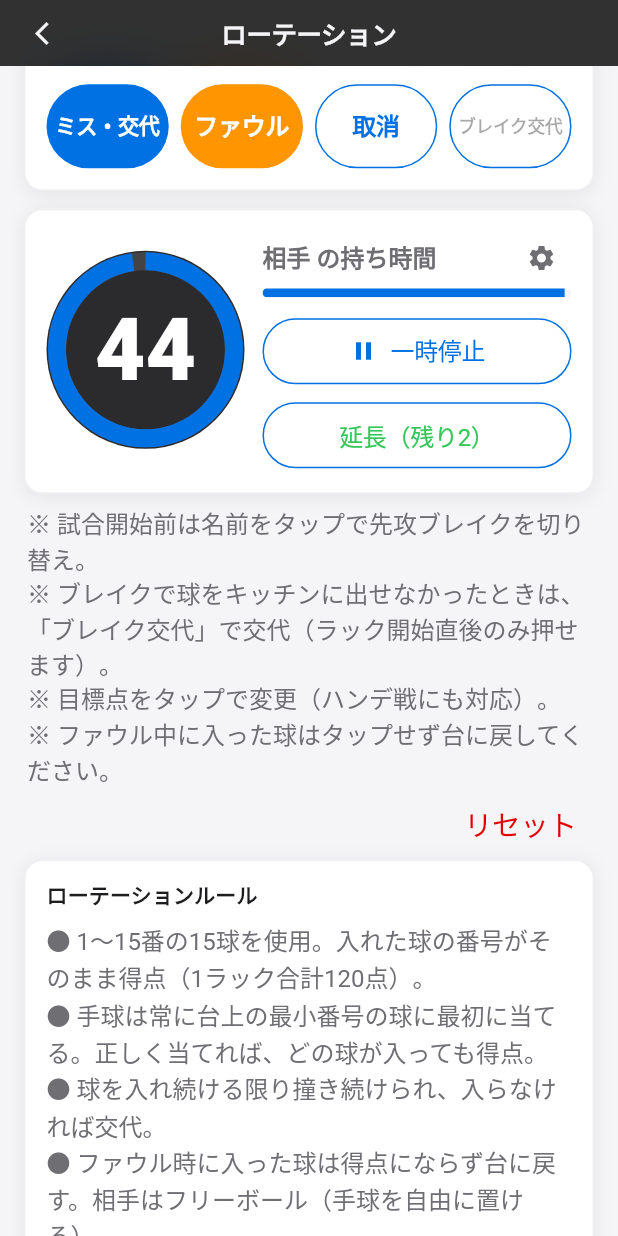
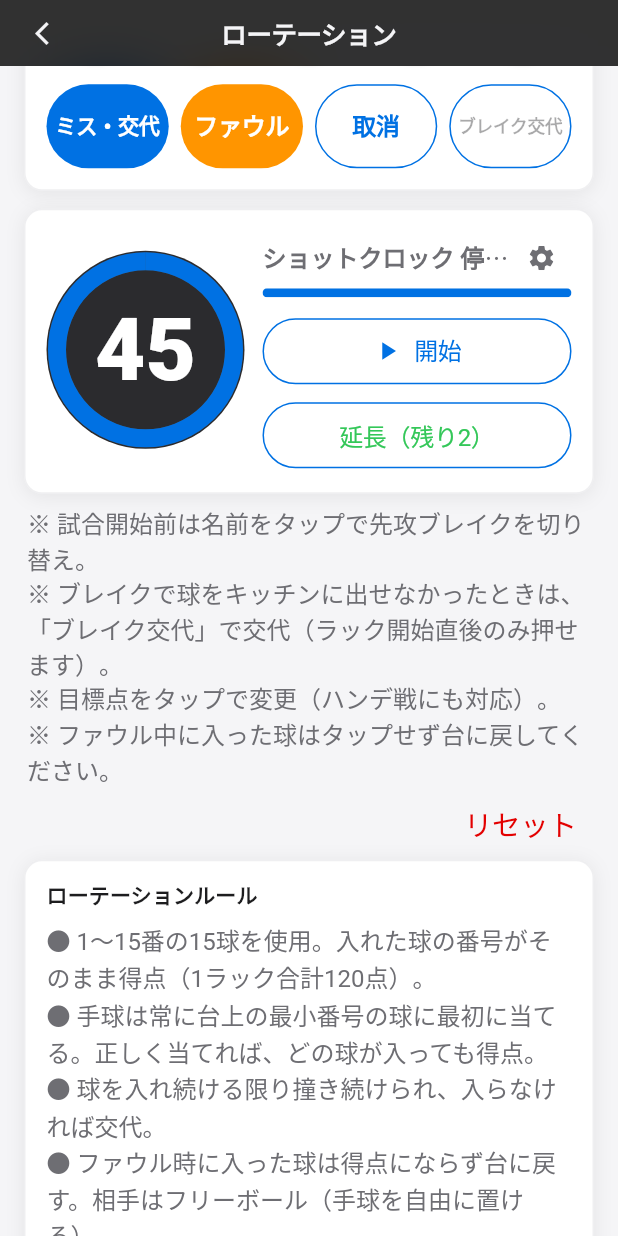
Before and after one commit to 7aota7-ai/billiards_flutter, a Flutter app: the RotationScreen screen opened by its route, scrolled down 576 dp, after a tap on "ファウル", on a phone screen of 412 x 824 dp. Run offline on Flutter 3.47's test engine with Material 3 defaults, Android fonts, the phone set to English and light mode, and no system bars; our stand-ins replace camera, file_picker, image_picker, share_plus, shared_preferences, web; missing offline and left inert: dart:js_interop, gal; accounts and stored records are empty; Roboto replaces fonts that are missing (Meiryo UI).

Commit message:
feat: ショットクロックのWeb音対応・iPadでの高さ揃え・ファウル後の一時停止
- Web版はWeb Audio APIでビープ音を生成（iOS Safari向けにタップ時に音声を有効化）
  ネイティブ版は従来どおりSystemSound＋振動
- ワイドレイアウトで点数カードとショットクロックの高さをそろえる
- ファウル（時間切れ含む）で手番が移ったらクロックを止め、「開始」で再開

Co-Authored-By: Claude Opus 5.5 <noreply@anthropic.com>

```diff
--- a/lib/screens/rotation_screen.dart
+++ b/lib/screens/rotation_screen.dart
@@ -6,6 +6,7 @@ import 'package:flutter/services.dart';
 import '../models/rotation_game.dart';
 import '../models/scoreboard_models.dart';
 import '../models/shot_clock.dart';
+import '../services/clock_sound.dart';
 import '../theme/apple_theme.dart';
 
 class RotationArgs {
@@ -63,9 +64,11 @@ class _RotationScreenState extends State<RotationScreen> {
   }
 
   /// 入力（球・ミス・ファウル）のあと、ショットクロックを次のショット用に戻して計測する。
-  /// ラックが終わった・試合が終わった・[stopClock] のときは止めて待機。
+  /// ラックが終わった・試合が終わった・[stopClock]（ファウル・ブレイク交代）のときは
+  /// 止めて「開始」待ち。
   void _act(VoidCallback action, {bool stopClock = false}) {
     HapticFeedback.selectionClick();
+    ClockSound.unlock(); // Web（iOS Safari）はタップ中に音を有効化する必要がある
     final rackBefore = _game.rackNumber;
     setState(() {
       action();
@@ -80,6 +83,7 @@ class _RotationScreenState extends State<RotationScreen> {
 
   void _undo() {
     HapticFeedback.selectionClick();
+    ClockSound.unlock();
     setState(() {
       _game.undo();
       _clock.running && _game.winner == null
@@ -90,11 +94,13 @@ class _RotationScreenState extends State<RotationScreen> {
   }
 
   void _toggleClock() {
+    ClockSound.unlock();
     setState(() => _clock.running ? _clock.pause() : _clock.start());
     _syncTicker();
   }
 
   void _useExtension() {
+    ClockSound.unlock();
     setState(() {
       if (_game.useExtension()) _clock.extend();
     });
@@ -118,13 +124,11 @@ class _RotationScreenState extends State<RotationScreen> {
         case ShotClockEvent.none:
           break;
         case ShotClockEvent.alert:
-          SystemSound.play(SystemSoundType.alert);
-          HapticFeedback.heavyImpact();
+          ClockSound.play(ClockBeep.alert);
         case ShotClockEvent.countdown:
-          SystemSound.play(SystemSoundType.click);
-          HapticFeedback.mediumImpact();
+          ClockSound.play(ClockBeep.countdown);
         case ShotClockEvent.expired:
-          HapticFeedback.vibrate();
+          ClockSound.play(ClockBeep.expired);
           final player = _names[_game.shooter];
           if (_game.useExtension()) {
             // エクステンションが残っていれば自動延長
@@ -132,9 +136,9 @@ class _RotationScreenState extends State<RotationScreen> {
             message =
                 '$player：エクステンション自動使用（残り${_game.extensionsLeft[_game.shooter]}回）';
           } else {
-            // 残っていなければ時間切れファウル → 相手の手番で計測再開
+            // 残っていなければ時間切れファウル → 相手の手番。クロックは止めて「開始」待ち
             _game.foul();
-            _clock.resetAndRun();
+            _clock.stopAndReset(); // ファウル後は相手がボールを置くまで待機
             message = '$player：時間切れファウル';
           }
       }
@@ -321,9 +325,15 @@ class _RotationScreenState extends State<RotationScreen> {
                     ),
                   ),
                 ),
-              // 左右のパネルは各行の高さを固定しているので常に同じ高さになる
-              Row(
-                crossAxisAlignment: CrossAxisAlignment.start,
+              // 左右のパネルは各行の高さを固定しているので常に同じ高さになる。
+              // ワイド時は間にショットクロックが入るので、行の高さを一番高い
+              // ブロックに合わせ、3枚のカードを同じ高さに伸ばす。
+              _equalHeight(
+                enabled: wide,
+                child: Row(
+                  crossAxisAlignment: wide
+                      ? CrossAxisAlignment.stretch
+                      : CrossAxisAlignment.start,
                   children: [
                     for (var p = 0; p < 2; p++) ...[
                       if (p == 1) const SizedBox(width: 10),
@@ -359,10 +369,12 @@ class _RotationScreenState extends State<RotationScreen> {
                           extensionsLeft: _game.extensionsLeft[p],
                           extensionLimit: _game.extensionLimits[p],
                           onTapExtensions: () => _editExtensions(p),
+                          fillHeight: wide,
                         ),
                       ),
                     ],
                   ],
+                ),
               ),
               const SizedBox(height: 12),
               AppleCard(
@@ -454,8 +466,9 @@ class _RotationScreenState extends State<RotationScreen> {
                         const SizedBox(width: 8),
                         Expanded(
                           child: FilledButton(
-                            onPressed:
-                                winner != null ? null : () => _act(_game.foul),
+                            onPressed: winner != null
+                                ? null
+                                : () => _act(_game.foul, stopClock: true),
                             style: _actionStyle(
                               filled: AppleColors.systemOrange,
                             ),
@@ -574,7 +587,7 @@ class _RotationScreenState extends State<RotationScreen> {
                       '● 手球は常に台上の最小番号の球に最初に当てる。正しく当てれば、どの球が入っても得点。\n'
                       '● 球を入れ続ける限り撞き続けられ、入らなければ交代。\n'
                       '● ファウル時に入った球は得点にならず台に戻す。相手はフリーボール（手球を自由に置ける）。\n'
-                      '● ショットクロックは1ショット45秒（設定で変更可）。残り15秒でアラート、5秒前からカウントダウン。\n'
+                      '● ショットクロックは1ショット45秒（設定で変更可）。残り15秒でアラート、5秒前からカウントダウン。ファウル（時間切れを含む）で手番が移ったときは一時停止し、「開始」でカウント再開。\n'
                       '● エクステンションは試合を通して選手ごとに設定した回数（B級2回・A級3回）。残っていれば時間切れ時に自動で延長し、使い切っていれば時間切れはファウル。\n'
                       '● 15球すべて入ったら次のラック。ブレイクは勝者ブレイク（そのラックで最後の球を入れた人。15番が途中でフロックで入っていたら、最後に入れた球の人）。\n'
                       '● ブレイクで球をキッチンに出せなかった場合のみ、ブレイク権が相手に移る。\n'
@@ -615,6 +628,9 @@ class _RotationScreenState extends State<RotationScreen> {
     );
   }
 
+  static Widget _equalHeight({required bool enabled, required Widget child}) =>
+      enabled ? IntrinsicHeight(child: child) : child;
+
   static String _initial(String name) {
     final t = name.trim();
     return t.isEmpty ? '?' : String.fromCharCode(t.runes.first);
@@ -635,7 +651,11 @@ class _PlayerPanel extends StatelessWidget {
     required this.extensionsLeft,
     required this.extensionLimit,
     required this.onTapExtensions,
+    this.fillHeight = false,
   });
+
+  /// true: 親（行）の高さいっぱいにカードを伸ばす（ワイド時に高さをそろえる用）
+  final bool fillHeight;
 
   final String name;
   final int score;
@@ -695,6 +715,8 @@ class _PlayerPanel extends StatelessWidget {
           ),
         ),
         const SizedBox(height: 4),
+        _expandIf(
+          fillHeight,
           AnimatedContainer(
             duration: const Duration(milliseconds: 180),
             decoration: BoxDecoration(
@@ -708,6 +730,8 @@ class _PlayerPanel extends StatelessWidget {
               padding: const EdgeInsets.fromLTRB(10, 6, 10, 10),
               child: Column(
                 crossAxisAlignment: CrossAxisAlignment.stretch,
+                // 高さを伸ばしたときは、上（ブレイク・点数）と下（ファウル等）に分ける
+                mainAxisAlignment: MainAxisAlignment.spaceBetween,
                 children: [
                   // ブレイクバッジ（右上）。有無で高さが変わらないよう固定。
                   SizedBox(
@@ -717,7 +741,11 @@ class _PlayerPanel extends StatelessWidget {
                       child: isBreaker ? const _Badge(label: 'ブレイク') : null,
                     ),
                   ),
-                // 点数（特大）＋ 目標点
+                  // 点数（特大）＋ 目標点。
+                  // 高さをそろえるとき（fillHeight）は Flexible にして、
+                  // 計算上のわずかな誤差は点数を少し縮めて吸収する（はみ出し防止）。
+                  _flexibleIf(
+                    fillHeight,
                     SizedBox(
                       height: 120,
                       child: FittedBox(
@@ -749,6 +777,7 @@ class _PlayerPanel extends StatelessWidget {
                               ),
                             ),
                           ],
+                        ),
                       ),
                     ),
                   ),
@@ -890,10 +919,19 @@ class _PlayerPanel extends StatelessWidget {
               ),
             ),
           ),
+        ),
       ],
     );
   }
 }
+
+/// [expand] のとき Column 内で残りの高さいっぱいに広げる。
+Widget _expandIf(bool expand, Widget child) =>
+    expand ? Expanded(child: child) : child;
+
+/// [flexible] のとき、足りなければ縮めてよい子にする（高さに上限がある Column 用）。
+Widget _flexibleIf(bool flexible, Widget child) =>
+    flexible ? Flexible(child: child) : child;
 
 class _ShotClockCard extends StatelessWidget {
   const _ShotClockCard({
@@ -989,11 +1027,14 @@ class _ShotClockCard extends StatelessWidget {
             ),
           ),
           const SizedBox(height: 4),
-          AppleCard(
-            padding: const EdgeInsets.fromLTRB(12, 12, 12, 12),
+          // 行の高さ（＝点数カードと同じ高さ）いっぱいに伸ばし、中身は中央寄せ
+          Expanded(
+            child: AppleCard(
+              padding: const EdgeInsets.fromLTRB(12, 10, 12, 10),
               backgroundColor: cardColor,
               child: Column(
                 crossAxisAlignment: CrossAxisAlignment.stretch,
+                mainAxisAlignment: MainAxisAlignment.center,
                 children: [
                   Center(child: _ring(132, progress, color, remain)),
                   const SizedBox(height: 10),
@@ -1001,6 +1042,7 @@ class _ShotClockCard extends StatelessWidget {
                   const SizedBox(height: 6),
                   extensionButton,
                 ],
+              ),
             ),
           ),
         ],
--- /dev/null
+++ b/lib/services/clock_sound.dart
@@ -0,0 +1,30 @@
+import 'clock_sound_stub.dart'
+    if (dart.library.io) 'clock_sound_io.dart'
+    if (dart.library.js_interop) 'clock_sound_web.dart' as impl;
+
+/// ショットクロックの合図の種類
+enum ClockBeep {
+  /// 残り15秒（1回だけ）
+  alert,
+
+  /// 残り5〜1秒（毎秒）
+  countdown,
+
+  /// 0秒（時間切れ・自動エクステンション）
+  expired,
+}
+
+/// ショットクロックの音（と振動）。
+///
+/// - ネイティブ（iOS/Android アプリ）: OS のシステム音＋振動。
+/// - Web: Web Audio API でビープ音を生成して鳴らす。
+///   iOS Safari などは「ユーザー操作の中で音を有効化」しないと鳴らないため、
+///   ボタンや球のタップ時に [unlock] を呼ぶこと。
+class ClockSound {
+  ClockSound._();
+
+  /// ユーザー操作（タップ）の中で呼ぶ。Web では音声出力を有効化する。
+  static void unlock() => impl.unlockClockSound();
+
+  static void play(ClockBeep beep) => impl.playClockBeep(beep);
+}
--- /dev/null
+++ b/lib/services/clock_sound_stub.dart
@@ -0,0 +1,5 @@
+import 'clock_sound.dart';
+
+void unlockClockSound() {}
+
+void playClockBeep(ClockBeep beep) {}
```
Also changed, not shown: lib/services/clock_sound_io.dart (added, +19 -0 lines), lib/services/clock_sound_web.dart (added, +67 -0 lines). Lines whose indentation alone changed are shown as unchanged.
